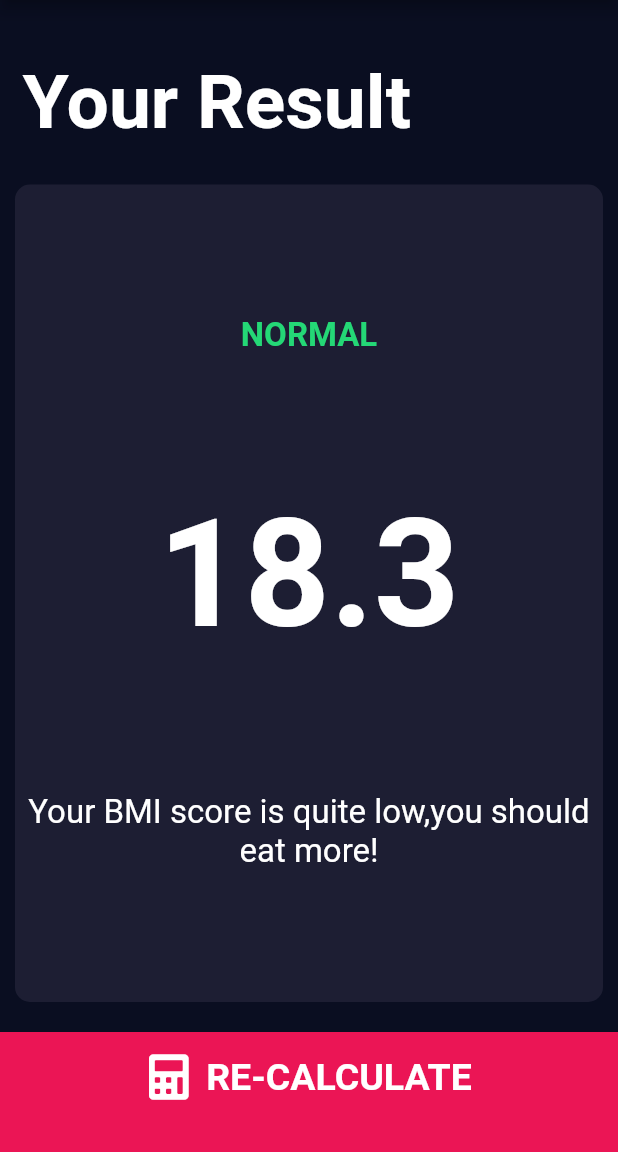
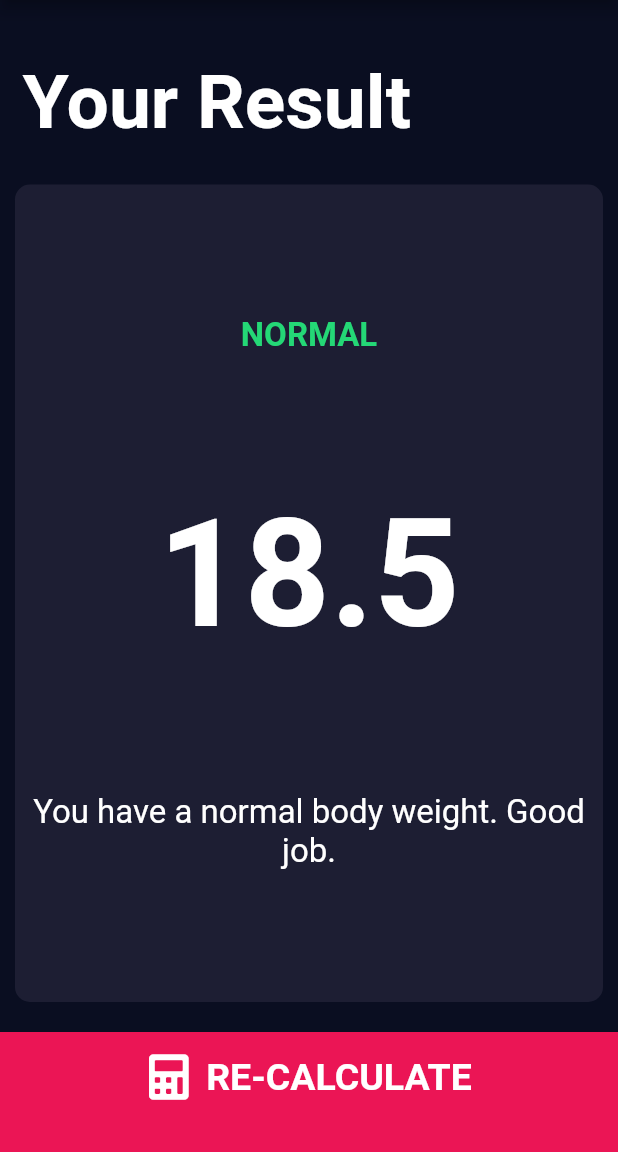
Before and after one commit to ugrylmz/bmi-calculator, a Flutter app: the screen it shows after launch, after a tap on "CALCULATE YOUR BMI", on a phone screen of 412 x 824 dp, the part 84-1236 px from its top. Run offline on Flutter 3.47's test engine with Material 2 defaults, Android fonts, the phone set to English and light mode, and no system bars; our stand-ins replace font_awesome_flutter.

Commit message:
feat: adding functionality to pages

```diff
--- a/lib/calculator_brain.dart
+++ b/lib/calculator_brain.dart
@@ -9,7 +9,7 @@ class CalculatorBrain {
   double _bmi;
 
   String calculateBMI() {
-    double _bmi = weight / pow(height / 100, 2);
+    _bmi = weight / pow(height / 100, 2);
     return _bmi.toStringAsFixed(1);
   }
 
--- a/lib/components/bottomButton.dart
+++ b/lib/components/bottomButton.dart
@@ -1,5 +1,5 @@
 import 'package:flutter/material.dart';
-import '../constants.dart';
+import 'package:bmi_calculator/constants.dart';
 import 'package:font_awesome_flutter/font_awesome_flutter.dart';
 
 class BottomButton extends StatelessWidget {
--- a/lib/components/icon_content.dart
+++ b/lib/components/icon_content.dart
@@ -1,5 +1,5 @@
 import 'package:flutter/material.dart';
-import '../constants.dart';
+import 'package:bmi_calculator/constants.dart';
 
 class IconContent extends StatelessWidget {
   IconContent({@required this.label, @required this.icon});
--- a/lib/screens/input_page.dart
+++ b/lib/screens/input_page.dart
@@ -1,11 +1,12 @@
 import 'package:flutter/material.dart';
 import 'package:font_awesome_flutter/font_awesome_flutter.dart';
-import '../components/reusable_card.dart';
-import '../components/icon_content.dart';
-import '../constants.dart';
+import 'package:bmi_calculator/components/reusable_card.dart';
+import 'package:bmi_calculator/components/icon_content.dart';
+import 'package:bmi_calculator/constants.dart';
 import 'results_page.dart';
-import '../components/bottomButton.dart';
-import '../components/roundIcon.dart';
+import 'package:bmi_calculator/components/bottomButton.dart';
+import 'package:bmi_calculator/components/roundIcon.dart';
+import 'package:bmi_calculator/calculator_brain.dart';
 
 class InputPage extends StatefulWidget {
   @override
@@ -223,8 +224,19 @@ class _InputPageState extends State<InputPage> {
           BottomButton(
             buttonTitle: 'CALCULATE YOUR BMI',
             onTap: () {
-              Navigator.push(context,
-                  MaterialPageRoute(builder: (context) => ResultsPage()));
+              CalculatorBrain calc =
+                  CalculatorBrain(height: height, weight: weight);
+
+              Navigator.push(
+                context,
+                MaterialPageRoute(
+                  builder: (context) => ResultsPage(
+                    bmiResult: calc.calculateBMI(),
+                    resultText: calc.getResult(),
+                    interpretation: calc.getInterpretation(),
+                  ),
+                ),
+              );
             },
           ),
         ],
--- a/lib/screens/results_page.dart
+++ b/lib/screens/results_page.dart
@@ -1,9 +1,18 @@
 import 'package:bmi_calculator/components/reusable_card.dart';
 import 'package:flutter/material.dart';
-import '../constants.dart';
-import '../components/bottomButton.dart';
+import 'package:bmi_calculator/constants.dart';
+import 'package:bmi_calculator/components/bottomButton.dart';
 
 class ResultsPage extends StatelessWidget {
+  ResultsPage(
+      {@required this.bmiResult,
+      @required this.resultText,
+      @required this.interpretation});
+
+  final String bmiResult;
+  final String resultText;
+  final String interpretation;
+
   @override
   Widget build(BuildContext context) {
     return Scaffold(
@@ -33,15 +42,15 @@ class ResultsPage extends StatelessWidget {
                 crossAxisAlignment: CrossAxisAlignment.center,
                 children: [
                   Text(
-                    'NORMAL',
+                   resultText.toUpperCase(),
                     style: kResultTextStyle,
                   ),
                   Text(
-                    '18.3',
+                    bmiResult,
                     style: kBMITextStyle,
                   ),
                   Text(
-                    'Your BMI score is quite low,you should eat more!',
+                    interpretation,
                     textAlign: TextAlign.center,
                     style: kBodyTextStyle,
                   ),
```
